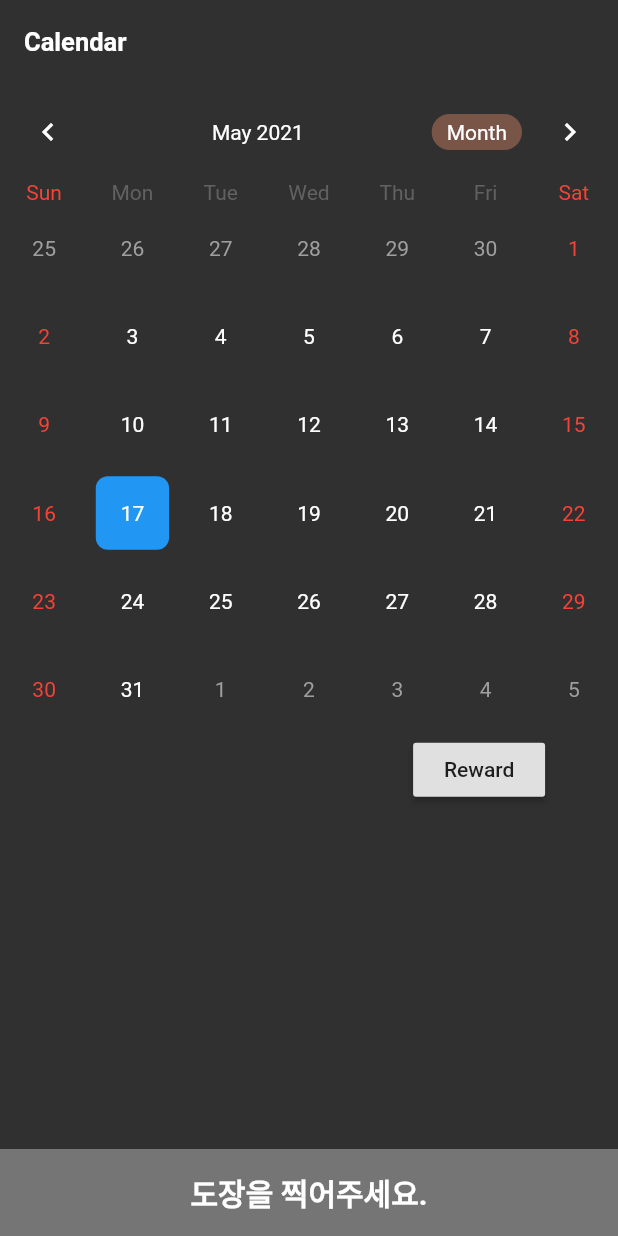
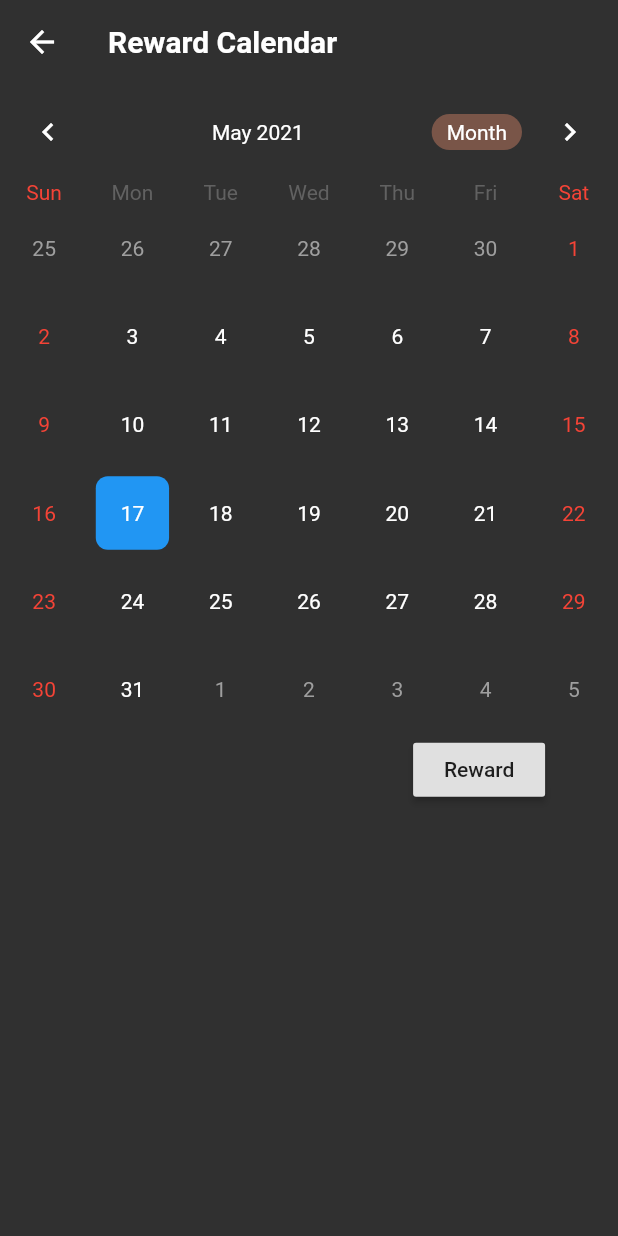
Before and after one commit to YuJunhee/CAPSTONE-DESIGN-TIMER-SW-DEVELOP, a Flutter app: the Calendar screen opened directly, after a tap on "Reward", on a phone screen of 412 x 824 dp. Run offline on Flutter 3.47's test engine with Material 2 defaults, Android fonts, the phone set to English and light mode, and no system bars; drawn by our look-alikes of table_calendar.

Commit message:
Add Sub page of Calendar page

```diff
--- a/lib/ui/calendar/calendar.dart
+++ b/lib/ui/calendar/calendar.dart
@@ -19,6 +19,7 @@ class _CalendarState extends State<Calendar> {
   Widget build(BuildContext context) {
     return Scaffold(
       backgroundColor: Colors.grey[850],
+      // Scaffold element -> appBar
       appBar: AppBar(
         title: Text(
           "Calendar",
@@ -30,15 +31,8 @@ class _CalendarState extends State<Calendar> {
         ),
         backgroundColor: Colors.grey[850],
         elevation: 0.0,
-        // actions: <Widget>[
-        //   IconButton(
-        //     icon: Icon(Icons.settings),
-        //     onPressed: () {
-        //       print("setting icon is clicked");
-        //     },
-        //   ),
-        // ],
       ),
+      // Scaffold element -> body
       body: SingleChildScrollView(
         child: Column(
           crossAxisAlignment: CrossAxisAlignment.start,
@@ -47,7 +41,141 @@ class _CalendarState extends State<Calendar> {
               initialCalendarFormat: CalendarFormat.month,
               calendarStyle: CalendarStyle(
                 todayColor: Colors.blue,
-                selectedColor: Theme.of(context).primaryColor,
+                selectedColor: Colors.green,
+                //// Today Style
+                todayStyle: TextStyle(
+                  fontWeight: FontWeight.bold,
+                  fontSize: 22.0,
+                  color: Colors.white,
+                ),
+                //// OutSide Style
+                outsideStyle: TextStyle(
+                  color: Colors.grey,
+                ),
+                //// OutSide-Weekends Style
+                outsideWeekendStyle: TextStyle(
+                  color: Colors.red[200],
+                ),
+                //// Weekdays Style
+                weekdayStyle: TextStyle(
+                  color: Colors.white,
+                ),
+              ),
+              headerStyle: HeaderStyle(
+                centerHeaderTitle: true,
+                titleTextStyle: TextStyle(
+                  color: Colors.white,
+                ),
+                //// left button style
+                leftChevronIcon: Icon(
+                  Icons.chevron_left,
+                  color: Colors.white,
+                ),
+                //// right button style
+                rightChevronIcon: Icon(
+                  Icons.chevron_right,
+                  color: Colors.white,
+                ),
+                formatButtonDecoration: BoxDecoration(
+                  color: Colors.brown,
+                  borderRadius: BorderRadius.circular(22.0),
+                ),
+                formatButtonTextStyle: TextStyle(
+                  color: Colors.white,
+                ),
+                formatButtonShowsNext: false,
+              ),
+              builders: CalendarBuilders(
+                selectedDayBuilder: (context, date, events) => Container(
+                    margin: const EdgeInsets.all(5.0),
+                    alignment: Alignment.center,
+                    decoration: BoxDecoration(
+                        color: Theme.of(context).primaryColor,
+                        borderRadius: BorderRadius.circular(8.0)),
+                    child: Text(
+                      date.day.toString(),
+                      style: TextStyle(color: Colors.white),
+                    )),
+                todayDayBuilder: (context, date, events) => Container(
+                    margin: const EdgeInsets.all(5.0),
+                    alignment: Alignment.center,
+                    decoration: BoxDecoration(
+                        color: Colors.blue,
+                        borderRadius: BorderRadius.circular(8.0)),
+                    child: Text(
+                      date.day.toString(),
+                      style: TextStyle(color: Colors.white),
+                    )),
+              ),
+              calendarController: _controller,
+            ),
+
+            //// Snack Bar
+            Builder(builder: (BuildContext context2) {
+              return Container(
+                child: Align(
+                  alignment: Alignment(0.70, 0.50),
+                  child: RaisedButton(
+                    child: Text("Reward"),
+                    onPressed: () {
+                      Navigator.push(
+                          context2,
+                          MaterialPageRoute(
+                              builder: (context) => RewardCalendarPage()));
+                    },
+                  ),
+                ),
+              );
+            }),
+          ],
+        ),
+      ),
+    );
+  }
+}
+
+// sub Page
+class RewardCalendarPage extends StatefulWidget {
+  @override
+  _RewardCalendarPageState createState() => _RewardCalendarPageState();
+}
+
+class _RewardCalendarPageState extends State<RewardCalendarPage> {
+  CalendarController _controller;
+
+  @override
+  void initState() {
+    super.initState();
+    _controller = CalendarController();
+  }
+
+  @override
+  Widget build(BuildContext context3) {
+    return Scaffold(
+      backgroundColor: Colors.grey[850],
+      // Scaffold element -> appBar
+      appBar: AppBar(
+        title: Text(
+          "Reward Calendar",
+          style: TextStyle(
+            color: Colors.white,
+            fontWeight: FontWeight.bold,
+            fontSize: 20.0,
+          ),
+        ),
+        backgroundColor: Colors.grey[850],
+        elevation: 0.0,
+      ),
+      // Scaffold element -> body
+      body: SingleChildScrollView(
+        child: Column(
+          crossAxisAlignment: CrossAxisAlignment.start,
+          children: <Widget>[
+            TableCalendar(
+              initialCalendarFormat: CalendarFormat.month,
+              calendarStyle: CalendarStyle(
+                todayColor: Colors.blue,
+                selectedColor: Colors.green,
                 //// Today Style
                 todayStyle: TextStyle(
                   fontWeight: FontWeight.bold,
@@ -145,110 +273,6 @@ class _CalendarState extends State<Calendar> {
           ],
         ),
       ),
-      // drawer: Container(
-      //   width: 250,
-      //   child: Drawer(
-      //     child: Container(
-      //       color: Colors.grey[700],
-      //       child: ListView(
-      //         padding: EdgeInsets.zero,
-      //         children: <Widget>[
-      //           UserAccountsDrawerHeader(
-      //             currentAccountPicture: CircleAvatar(
-      //               // temporary User Image -> Ignore
-      //               //backgroundImage: AssetImage("assets/licking-cat.png"),
-      //               backgroundColor: Colors.grey[850],
-      //             ),
-      //             otherAccountsPictures: <Widget>[
-      //               CircleAvatar(
-      //                 // temporary User Image -> Ignore
-      //                 //backgroundImage: AssetImage("assets\\cat-second.png"),
-      //                 backgroundColor: Colors.grey[850],
-      //               ),
-      //             ],
-      //             //////text - name
-      //             accountName: Text(
-      //               "Time Timer Setting",
-      //               style: TextStyle(
-      //                 color: Colors.white,
-      //                 fontWeight: FontWeight.bold,
-      //               ),
-      //             ),
-      //             //////text - email
-      //             accountEmail: Text(
-      //               "",
-      //               style: TextStyle(
-      //                 color: Colors.black,
-      //               ),
-      //             ),
-      //             ////// list arrow
-      //             onDetailsPressed: () {
-      //               print("arrow is clicked");
-      //             },
-      //             ////// Drawer head design
-      //             decoration: BoxDecoration(
-      //                 color: Colors.grey[850],
-      //                 borderRadius: BorderRadius.only(
-      //                   bottomLeft: Radius.circular(40.0),
-      //                   bottomRight: Radius.circular(40.0),
-      //                 )),
-      //           ),
-      //           ///////Drawer Head list
-      //           ListTile(
-      //             leading: Icon(
-      //               Icons.timer,
-      //               color: Colors.white,
-      //             ),
-      //             title: Text(
-      //               "Timer",
-      //               style: TextStyle(
-      //                 color: Colors.white,
-      //               ),
-      //             ),
-      //             onTap: () {
-      //               print("Timer is clicked");
-      //             },
-      //             //trailing: Icon(Icons.add),
-      //           ),
-
-      //           ListTile(
-      //             leading: Icon(
-      //               Icons.settings,
-      //               color: Colors.white,
-      //             ),
-      //             title: Text(
-      //               "setting",
-      //               style: TextStyle(
-      //                 color: Colors.white,
-      //               ),
-      //             ),
-      //             onTap: () {
-      //               print("setting is clicked");
-      //             },
-      //             //trailing: Icon(Icons.add),
-      //           ),
-
-      //           ListTile(
-      //             leading: Icon(
-      //               Icons.question_answer,
-      //               color: Colors.white,
-      //             ),
-      //             title: Text(
-      //               "Q&A",
-      //               style: TextStyle(
-      //                 color: Colors.white,
-      //               ),
-      //             ),
-      //             onTap: () {
-      //               print("Q&A is clicked");
-      //             },
-      //             //trailing: Icon(Icons.add),
-      //           ),
-      //         ],
-      //       ),
-      //     ),
-      //   ),
-      // ),
     );
   }
 }
```
